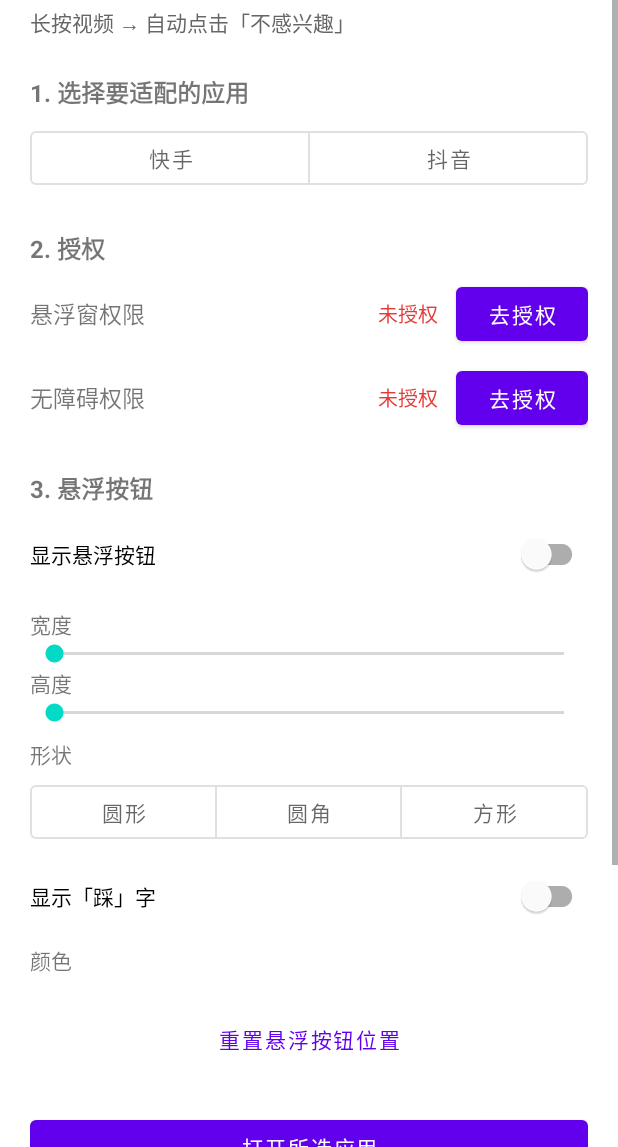
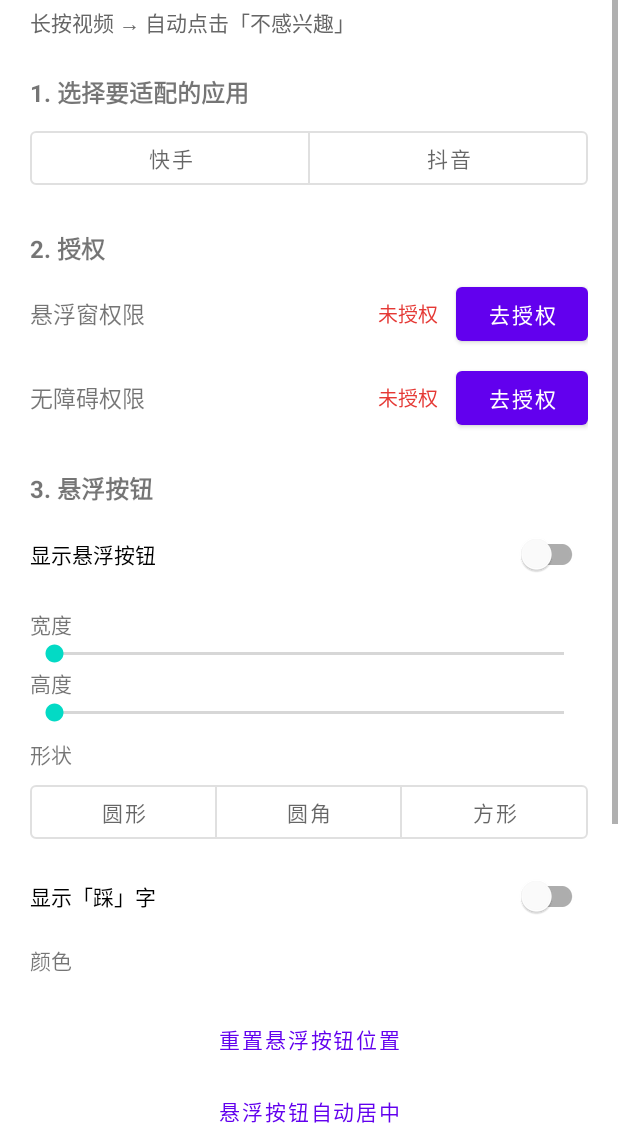
Before and after one commit to maomaozaida/Auto_Click_Dislike, an Android app: the layout activity_main.xml on its own in the app's theme, with its tools: preview values and no code run, on a phone screen of 412 x 824 dp, the part 89-1236 px from its top. Run offline under Robolectric (Android 15) with nearby library versions, the phone set to English and light mode, and no system bars.

Commit message:
v0.3.2：新增悬浮按钮自动居中
- 设置页「重置悬浮按钮位置」下方新增「悬浮按钮自动居中」
- 居中位置按当前按钮宽高计算屏幕正中，并写入偏好持久化

```diff
--- a/app/build.gradle.kts
+++ b/app/build.gradle.kts
@@ -11,8 +11,8 @@ android {
         applicationId = "com.example.autoclickdislike"
         minSdk = 24
         targetSdk = 36
-        versionCode = 15
-        versionName = "0.3.1"
+        versionCode = 16
+        versionName = "0.3.2"
 
         testInstrumentationRunner = "androidx.test.runner.AndroidJUnitRunner"
     }
--- a/app/src/main/res/layout/activity_main.xml
+++ b/app/src/main/res/layout/activity_main.xml
@@ -242,6 +242,13 @@
             android:text="重置悬浮按钮位置" />
 
         <Button
+            android:id="@+id/btnCenterPos"
+            style="?attr/borderlessButtonStyle"
+            android:layout_width="match_parent"
+            android:layout_height="wrap_content"
+            android:text="悬浮按钮自动居中" />
+
+        <Button
             android:id="@+id/btnLaunch"
             android:layout_width="match_parent"
             android:layout_height="wrap_content"
```
Also changed, not shown: app/src/main/java/com/example/autoclickdislike/FloatingAccessibilityService.kt (+16 -0 lines), app/src/main/java/com/example/autoclickdislike/MainActivity.kt (+11 -0 lines).
